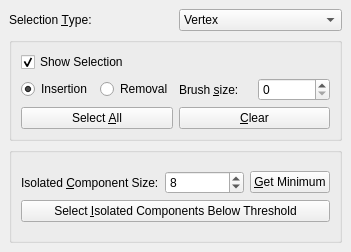
Above: Polyhedron/demo/Polyhedron/Selection_widget.ui from CGAL/cgal before the change. Below: the same form after it.
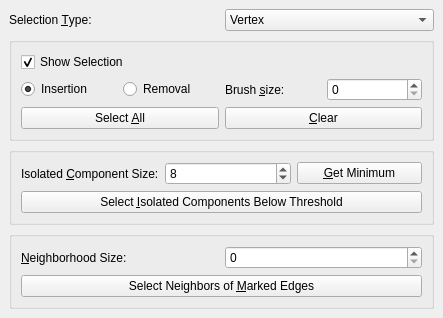
That is the form after the change.

Commit message: The selection plugin can selected around sharp edges

```diff
--- a/Polyhedron/demo/Polyhedron/Selection_widget.ui
+++ b/Polyhedron/demo/Polyhedron/Selection_widget.ui
@@ -6,8 +6,8 @@
    <rect>
     <x>0</x>
     <y>0</y>
-    <width>351</width>
-    <height>252</height>
+    <width>443</width>
+    <height>311</height>
    </rect>
   </property>
   <property name="toolTip">
@@ -187,6 +187,39 @@
       </layout>
      </widget>
     </item>
+    <item>
+     <widget class="QGroupBox" name="groupBox_3">
+      <property name="title">
+       <string/>
+      </property>
+      <layout class="QVBoxLayout" name="verticalLayout">
+       <item>
+        <layout class="QHBoxLayout" name="horizontalLayout_7">
+         <item>
+          <widget class="QLabel" name="label_4">
+           <property name="text">
+            <string>&amp;Neighborhood Size:</string>
+           </property>
+           <property name="buddy">
+            <cstring>neighb_size</cstring>
+           </property>
+          </widget>
+         </item>
+         <item>
+          <widget class="QSpinBox" name="neighb_size"/>
+         </item>
+        </layout>
+       </item>
+       <item>
+        <widget class="QPushButton" name="select_marked_edges_button">
+         <property name="text">
+          <string>Select Neighbors of &amp;Marked Edges</string>
+         </property>
+        </widget>
+       </item>
+      </layout>
+     </widget>
+    </item>
    </layout>
   </widget>
  </widget>
```
The commit also changes 2 other files.
